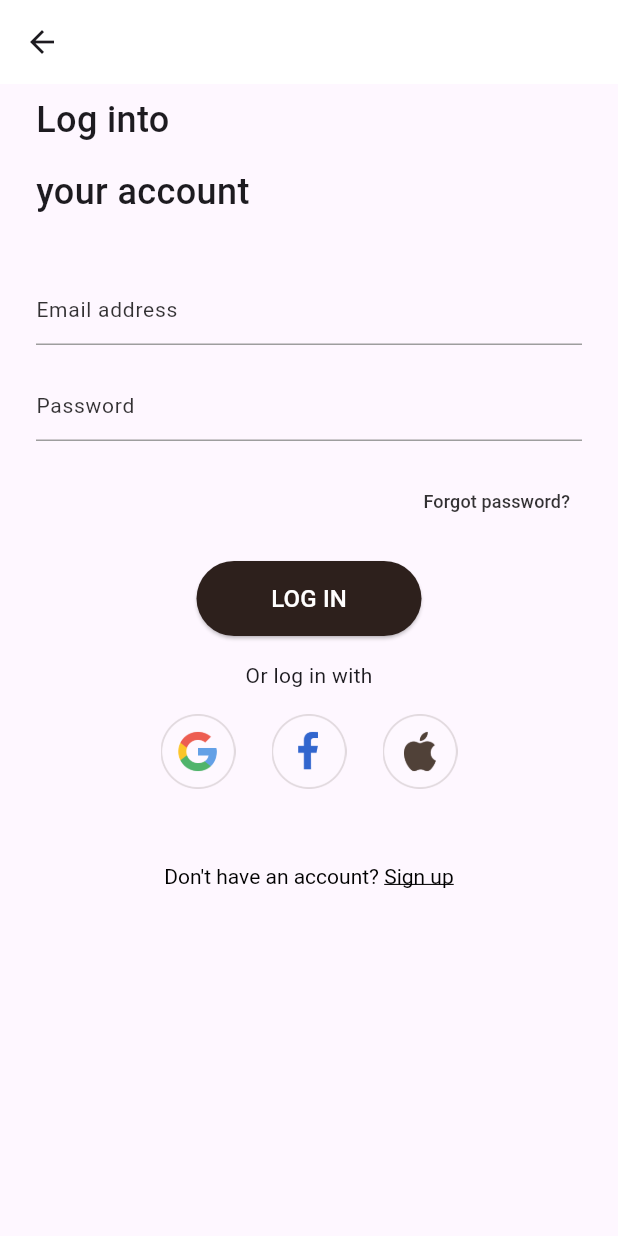
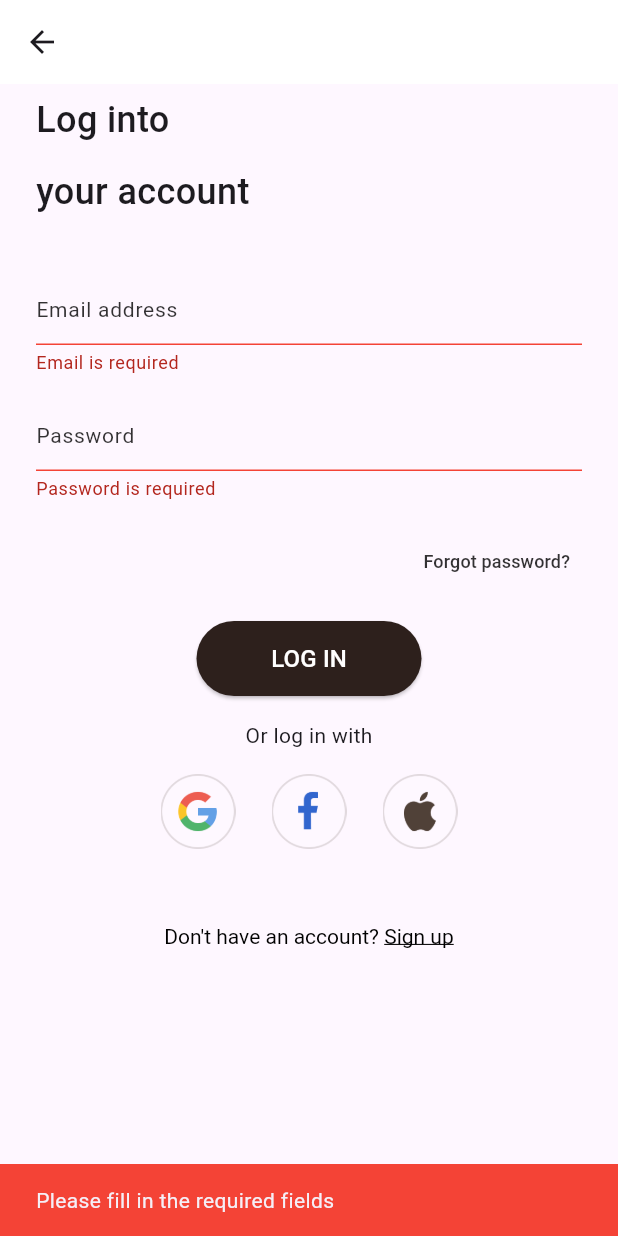
Before and after one commit to nqmgaming/ecommerce_app, a Flutter app: the LoginPage screen opened directly, after a tap on "LOG IN", on a phone screen of 412 x 824 dp. Run offline on Flutter 3.47's test engine with Material 3 defaults, Android fonts, the phone set to English and light mode, and no system bars; our stand-ins replace card_swiper, dio, flutter_bloc, fpdart, get_it, injectable and 1 more; accounts and stored records are empty; Roboto replaces fonts that are missing (ProductSans-Bold, ProductSans-Regular).

Commit message:
feat: add login functionality
Adds login functionality to the app using BLoC and injectable.

- Integrates login functionality with the API using Dio.

- Implements BLoC for state management during login.
- Adds input validation for email and password fields.
- Shows loading indicator during login process.
- Displays error messages using SnackBar.
- Redirects to home page after successful login.
- Updates user model to handle nullable fields.

- Adds dependencies for injectable and flutter_bloc.

```diff
--- a/lib/feature/auth/presentation/bloc/auth_event.dart
+++ b/lib/feature/auth/presentation/bloc/auth_event.dart
@@ -7,5 +7,8 @@ final class LoginEvent extends AuthEvent {
   final String email;
   final String password;
 
-  LoginEvent(this.email, this.password);
+  LoginEvent({
+    required this.email,
+    required this.password,
+  });
 }
--- a/lib/feature/auth/presentation/page/login_page.dart
+++ b/lib/feature/auth/presentation/page/login_page.dart
@@ -1,9 +1,12 @@
 import 'package:ecommerce_app/core/common/widget/app_text_button.dart';
 import 'package:ecommerce_app/core/constants/fonts_constant.dart';
+import 'package:ecommerce_app/feature/auth/presentation/bloc/auth_bloc.dart';
 import 'package:ecommerce_app/feature/auth/presentation/widget/auth_button.dart';
 import 'package:ecommerce_app/feature/auth/presentation/widget/auth_text_field.dart';
 import 'package:ecommerce_app/feature/auth/presentation/widget/social_button.dart';
+import 'package:ecommerce_app/feature/home/presentation/page/home_page.dart';
 import 'package:flutter/material.dart';
+import 'package:flutter_bloc/flutter_bloc.dart';
 
 class LoginPage extends StatefulWidget {
   static route() {
@@ -35,7 +38,29 @@ class _LoginPageState extends State<LoginPage> {
         backgroundColor: Colors.white,
       ),
       body: SingleChildScrollView(
-        child: Padding(
+        child: BlocConsumer<AuthBloc, AuthState>(
+          listener: (context, state) {
+            if (state is AuthError) {
+              ScaffoldMessenger.of(context).showSnackBar(
+                SnackBar(
+                  content: Text(state.message),
+                  backgroundColor: Colors.red,
+                ),
+              );
+            }
+
+            if (state is AuthLoaded) {
+              Navigator.pushAndRemoveUntil(
+                  context, HomePage.route(), (route) => false);
+            }
+          },
+          builder: (context, state) {
+            if (state is AuthLoading) {
+              return const Center(
+                child: CircularProgressIndicator(),
+              );
+            }
+            return Padding(
               padding: const EdgeInsets.symmetric(horizontal: 24),
               child: Form(
                 key: _formKey,
@@ -59,24 +84,64 @@ class _LoginPageState extends State<LoginPage> {
                     AuthTextField(
                       controller: _emailController,
                       hintText: "Email address",
+                      validator: (value) {
+                        // regex for email validation
+                        final emailRegex = RegExp(
+                            r'^.+@[a-zA-Z]+\.{1}[a-zA-Z]+(\.{0,1}[a-zA-Z]+)$');
+                        if (value!.isEmpty) {
+                          return "Email is required";
+                        } else if (!emailRegex.hasMatch(value)) {
+                          return "Invalid email address";
+                        } else {
+                          return null;
+                        }
+                      },
                     ),
                     const SizedBox(height: 16),
                     AuthTextField(
                       controller: _passwordController,
                       hintText: "Password",
                       obscureText: true,
+                      validator: (value) {
+                        if (value!.isEmpty) {
+                          return "Password is required";
+                        } else if (value.length < 6) {
+                          return "Password must be at least 6 characters";
+                        } else {
+                          return null;
+                        }
+                      },
                     ),
                     const SizedBox(height: 16),
                     // Forgot password
                     Align(
                       alignment: Alignment.centerRight,
                       child: AppTextButton(
-                    onPressed: () {},
+                        onPressed: () {
+                        },
                         text: "Forgot password?",
                       ),
                     ),
                     const SizedBox(height: 16),
-                AuthButton(onPressed: () {}, title: "Log in"),
+                    AuthButton(onPressed: () {
+                      print("Login button pressed");
+                      if (_formKey.currentState!.validate()) {
+                        BlocProvider.of<AuthBloc>(context).add(
+                          LoginEvent(
+                            email: _emailController.text,
+                            password: _passwordController.text,
+                          ),
+                        );
+                      } else {
+                        ScaffoldMessenger.of(context).showSnackBar(
+                          const SnackBar(
+                            content:
+                            Text("Please fill in the required fields"),
+                            backgroundColor: Colors.red,
+                          ),
+                        );
+                      }
+                    }, title: "Log in"),
                     const SizedBox(height: 16),
                     const Text("Or log in with"),
                     const SizedBox(height: 16),
@@ -128,6 +193,8 @@ class _LoginPageState extends State<LoginPage> {
                   ],
                 ),
               ),
+            );
+          },
         ),
       ),
     );
--- a/lib/feature/auth/presentation/widget/auth_text_field.dart
+++ b/lib/feature/auth/presentation/widget/auth_text_field.dart
@@ -4,12 +4,14 @@ class AuthTextField extends StatelessWidget {
   final TextEditingController controller;
   final String hintText;
   final bool obscureText;
+  final String? Function(String?)? validator;
 
   const AuthTextField({
     super.key,
     required this.controller,
     required this.hintText,
     this.obscureText = false,
+    this.validator,
   });
 
   @override
@@ -18,8 +20,10 @@ class AuthTextField extends StatelessWidget {
       controller: controller,
       obscureText: obscureText,
       decoration: InputDecoration(
-        hintStyle:
-            TextStyle(color: Colors.black.withOpacity(0.8), fontSize: 14, fontWeight: FontWeight.w400),
+        hintStyle: TextStyle(
+            color: Colors.black.withOpacity(0.8),
+            fontSize: 14,
+            fontWeight: FontWeight.w400),
         hintText: hintText,
         enabledBorder: const UnderlineInputBorder(
           borderSide: BorderSide(color: Colors.grey),
@@ -34,6 +38,7 @@ class AuthTextField extends StatelessWidget {
           borderSide: BorderSide(color: Colors.red),
         ),
       ),
+      validator: validator,
     );
   }
 }
--- a/lib/feature/home/presentation/page/home_page.dart
+++ b/lib/feature/home/presentation/page/home_page.dart
@@ -1,6 +1,10 @@
 import 'package:flutter/material.dart';
 
 class HomePage extends StatelessWidget {
+  static route() {
+    return MaterialPageRoute(builder: (_) => const HomePage());
+  }
+
   const HomePage({super.key});
 
   @override
```
Also changed, not shown: lib/feature/auth/data/datasource/auth_remote_data_source.dart (+2 -6 lines), lib/feature/auth/data/model/user_model.dart (+25 -11 lines), lib/main.dart (+17 -10 lines), lib/injection.config.dart (added). Lines whose indentation alone changed are shown as unchanged.
